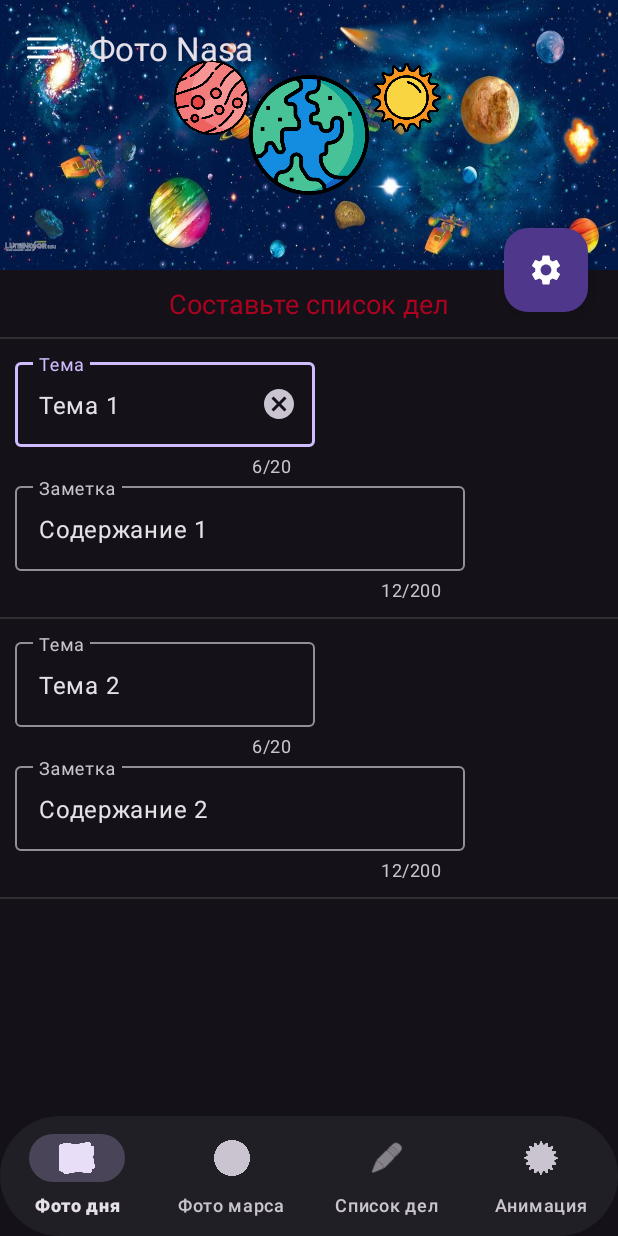
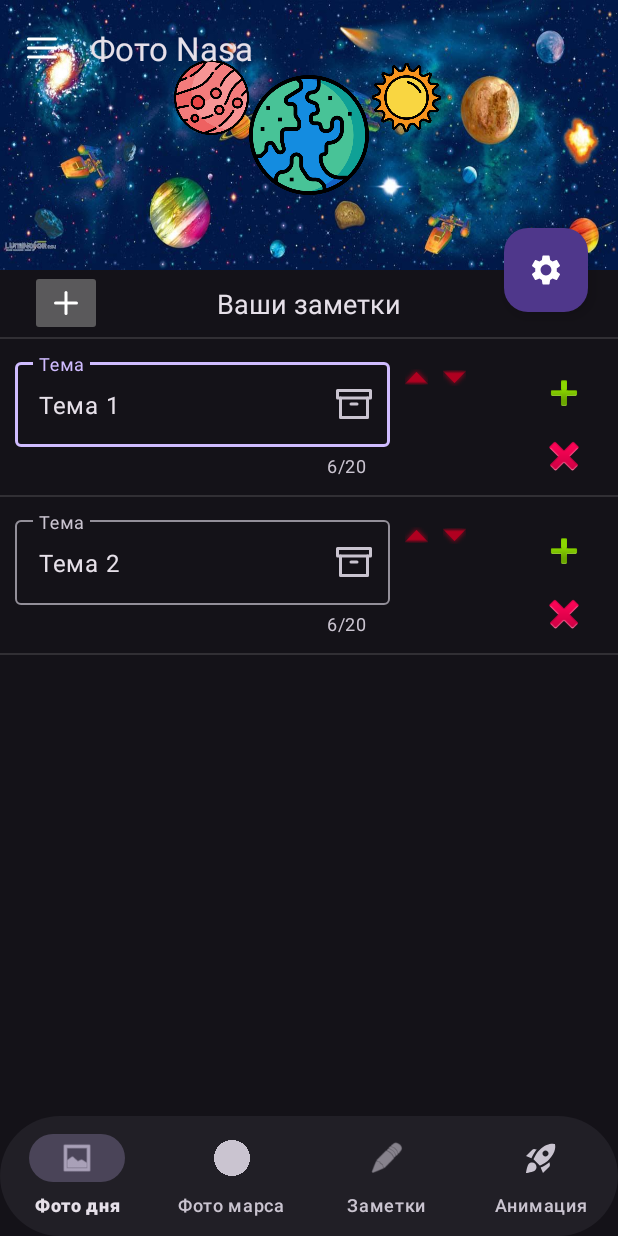
Before and after one commit to VladJT/GBNasaApp, an Android app: the screen it shows after launch (MainActivity), on a phone screen of 412 x 824 dp. Run offline under Robolectric (Android 15) with nearby library versions, the phone set to English and light mode, and no system bars; pictures from the network do not load; 1 statement that could not run was skipped.

```diff
--- a/app/src/main/java/jt/projects/gbnasaapp/ui/notes/NotesFragment.kt
+++ b/app/src/main/java/jt/projects/gbnasaapp/ui/notes/NotesFragment.kt
@@ -40,6 +40,7 @@ class NotesFragment : Fragment() {
         super.onViewCreated(view, savedInstanceState)
         initRecyclerView()
         viewModel.getLiveData().observe(viewLifecycleOwner) { renderData(it) }
+        binding.recyclerNotesFAB.setOnClickListener { notesAdapter.appendItem() }
     }
 
     private fun initRecyclerView() {
--- /dev/null
+++ b/app/src/main/res/drawable/ic_archive.xml
@@ -0,0 +1,27 @@
+<vector xmlns:android="http://schemas.android.com/apk/res/android"
+    android:width="24dp"
+    android:height="24dp"
+    android:viewportWidth="24"
+    android:viewportHeight="24">
+    <path
+        android:fillColor="@android:color/transparent"
+        android:pathData="M21,8l0,13l-18,0l0,-13"
+        android:strokeWidth="2"
+        android:strokeColor="#000000"
+        android:strokeLineCap="round"
+        android:strokeLineJoin="round" />
+    <path
+        android:fillColor="@android:color/transparent"
+        android:pathData="M1,3h22v5h-22z"
+        android:strokeWidth="2"
+        android:strokeColor="#000000"
+        android:strokeLineCap="round"
+        android:strokeLineJoin="round" />
+    <path
+        android:fillColor="@android:color/transparent"
+        android:pathData="M10,12L14,12"
+        android:strokeWidth="2"
+        android:strokeColor="#000000"
+        android:strokeLineCap="round"
+        android:strokeLineJoin="round" />
+</vector>
--- a/app/src/main/res/layout/recycler_item_header.xml
+++ b/app/src/main/res/layout/recycler_item_header.xml
@@ -9,8 +9,8 @@
         android:layout_width="wrap_content"
         android:layout_height="0dp"
         android:padding="@dimen/padding_std"
-        android:text="Составьте список дел"
-        android:textColor="@color/design_default_color_error"
+        android:text="Ваши заметки"
+        android:textColor="?attr/colorOnBackground"
         android:textSize="@dimen/text_size_std"
         app:layout_constraintEnd_toEndOf="parent"
         app:layout_constraintStart_toStartOf="parent"
--- a/app/src/main/res/layout/recycler_item_notes.xml
+++ b/app/src/main/res/layout/recycler_item_notes.xml
@@ -7,13 +7,14 @@
 
     <com.google.android.material.textfield.TextInputLayout
         android:id="@+id/notes_topic_layout"
-        android:layout_width="200dp"
+        android:layout_width="250dp"
         android:layout_height="wrap_content"
         android:hint="Тема"
         app:counterEnabled="true"
         app:counterMaxLength="20"
         app:endIconCheckable="true"
-        app:endIconMode="clear_text"
+        app:endIconMode="custom"
+        app:endIconDrawable="@drawable/ic_archive"
         app:layout_constraintStart_toStartOf="parent"
         app:layout_constraintTop_toTopOf="parent">
 
@@ -29,6 +30,7 @@
         android:layout_height="wrap_content"
         android:layout_marginBottom="@dimen/margin_std"
         android:hint="Заметка"
+        android:visibility="gone"
         app:counterEnabled="true"
         app:counterMaxLength="200"
         app:endIconMode="clear_text"
@@ -41,5 +43,46 @@
             android:layout_height="wrap_content" />
     </com.google.android.material.textfield.TextInputLayout>
 
+    <androidx.appcompat.widget.AppCompatImageView
+        android:id="@+id/addNote"
+        android:layout_width="wrap_content"
+        android:layout_height="wrap_content"
+        android:layout_margin="10dp"
+        app:layout_constraintEnd_toEndOf="parent"
+        app:layout_constraintTop_toTopOf="parent"
+        app:srcCompat="@android:drawable/ic_input_add" />
+
+    <androidx.appcompat.widget.AppCompatImageView
+        android:id="@+id/removeNote"
+        android:layout_width="wrap_content"
+        android:layout_height="wrap_content"
+        android:layout_margin="10dp"
+        android:foregroundGravity="center"
+        app:layout_constraintEnd_toEndOf="parent"
+        app:layout_constraintTop_toBottomOf="@id/addNote"
+        app:srcCompat="@android:drawable/ic_delete" />
+
+    <androidx.appcompat.widget.AppCompatImageView
+        android:id="@+id/moveItemUp"
+        android:layout_width="wrap_content"
+        android:layout_height="wrap_content"
+        android:layout_margin="10dp"
+        android:tint="@color/design_default_color_error"
+        app:layout_constraintStart_toEndOf="@id/notes_topic_layout"
+        app:layout_constraintTop_toBottomOf="@id/notes_topic_layout"
+        app:layout_constraintTop_toTopOf="@id/notes_topic_layout"
+        app:srcCompat="@android:drawable/arrow_up_float" />
+
+    <androidx.appcompat.widget.AppCompatImageView
+        android:id="@+id/moveItemDown"
+        android:layout_width="wrap_content"
+        android:layout_height="wrap_content"
+        android:layout_margin="10dp"
+        android:tint="@color/design_default_color_error"
+        app:layout_constraintStart_toEndOf="@id/moveItemUp"
+        app:layout_constraintTop_toBottomOf="@id/notes_topic_layout"
+        app:layout_constraintTop_toTopOf="@id/notes_topic_layout"
+        app:srcCompat="@android:drawable/arrow_down_float" />
+
 
 </androidx.constraintlayout.widget.ConstraintLayout>
--- a/app/src/main/res/layout/recycler_notes.xml
+++ b/app/src/main/res/layout/recycler_notes.xml
@@ -13,4 +13,17 @@
         app:layout_constraintStart_toStartOf="parent"
         app:layout_constraintTop_toTopOf="parent" />
 
+    <ImageButton
+        android:id="@+id/recyclerNotesFAB"
+        android:layout_width="wrap_content"
+        android:layout_height="wrap_content"
+        android:layout_marginStart="20dp"
+        android:src="@drawable/ic_plus_fab"
+        app:layout_constraintTop_toTopOf="parent"
+        app:layout_constraintStart_toStartOf="parent"
+        android:contentDescription="add note" />
+
+
+
+
 </androidx.constraintlayout.widget.ConstraintLayout>
--- a/app/src/main/res/menu/menu_bottom_bar.xml
+++ b/app/src/main/res/menu/menu_bottom_bar.xml
@@ -4,7 +4,7 @@
 
     <item
         android:id="@+id/menu_action_pod"
-        android:icon="@drawable/pod"
+        android:icon="@android:drawable/ic_menu_gallery"
         android:title="Фото дня"
         app:showAsAction="always" />
 
@@ -17,12 +17,12 @@
     <item
         android:id="@+id/menu_action_notes"
         android:icon="@android:drawable/ic_menu_edit"
-        android:title="Список дел"
+        android:title="Заметки"
         app:showAsAction="always" />
 
     <item
         android:id="@+id/menu_action_solar"
-        android:icon="@drawable/solar"
+        android:icon="@drawable/ic_baseline_rocket_launch_24"
         android:title="Анимация"
         app:showAsAction="always" />
 
```
Also changed, not shown: app/src/main/java/jt/projects/gbnasaapp/ui/common/ButtonBehaviour.kt (added, +31 -0 lines), app/src/main/java/jt/projects/gbnasaapp/ui/notes/NotesRecyclerAdapter.kt (+54 -1 lines).
